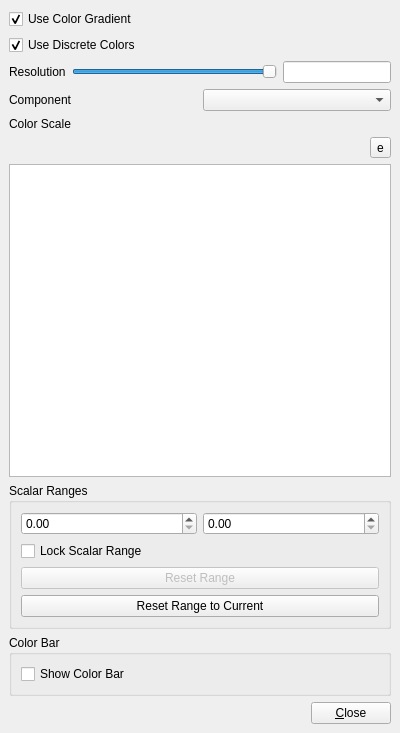
Qt form Qt/Components/Resources/UI/pqColorMapEditor.ui (wildmichael/ParaView3-enhancements-old) before a commit.
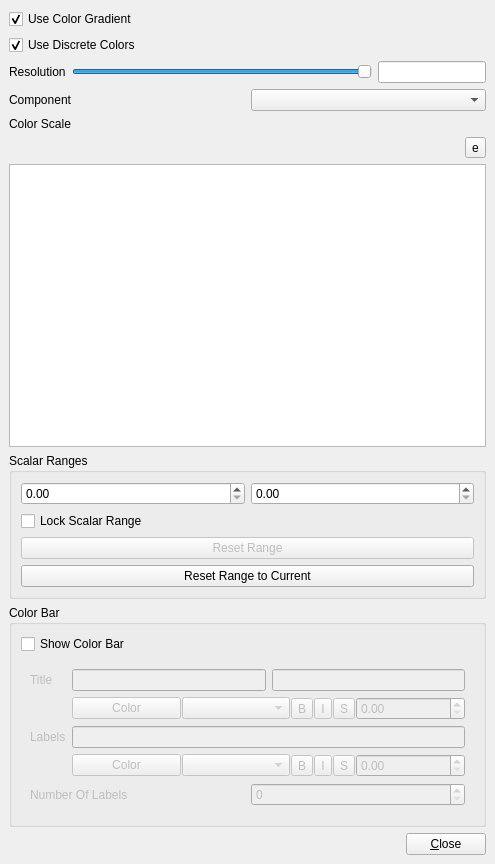
The same form after that commit. Custom widgets are drawn as their Qt base class.

Commit message: ENH: Added editing capability for the scalar bar title/labels.

```diff
--- a/Qt/Components/Resources/UI/pqColorMapEditor.ui
+++ b/Qt/Components/Resources/UI/pqColorMapEditor.ui
@@ -8,8 +8,8 @@
    <rect>
     <x>0</x>
     <y>0</y>
-    <width>400</width>
-    <height>733</height>
+    <width>495</width>
+    <height>864</height>
    </rect>
   </property>
   <property name="windowTitle" >
@@ -270,6 +270,186 @@
         </property>
        </widget>
       </item>
+      <item>
+       <widget class="QFrame" name="ColorBarPropertiesFrame" >
+        <property name="enabled" >
+         <bool>false</bool>
+        </property>
+        <property name="frameShape" >
+         <enum>QFrame::NoFrame</enum>
+        </property>
+        <property name="frameShadow" >
+         <enum>QFrame::Raised</enum>
+        </property>
+        <layout class="QGridLayout" >
+         <property name="margin" >
+          <number>9</number>
+         </property>
+         <property name="spacing" >
+          <number>6</number>
+         </property>
+         <item rowspan="3" row="1" column="0" >
+          <widget class="QLabel" name="label_4" >
+           <property name="text" >
+            <string>Labels</string>
+           </property>
+          </widget>
+         </item>
+         <item row="4" column="0" colspan="2" >
+          <layout class="QHBoxLayout" >
+           <property name="margin" >
+            <number>0</number>
+           </property>
+           <property name="spacing" >
+            <number>6</number>
+           </property>
+           <item>
+            <widget class="QLabel" name="label_5" >
+             <property name="text" >
+              <string>Number Of Labels</string>
+             </property>
+            </widget>
+           </item>
+           <item>
+            <widget class="QSpinBox" name="NumberOfLabels" />
+           </item>
+          </layout>
+         </item>
+         <item row="3" column="1" >
+          <layout class="QHBoxLayout" >
+           <property name="margin" >
+            <number>0</number>
+           </property>
+           <property name="spacing" >
+            <number>1</number>
+           </property>
+           <item>
+            <widget class="pqColorChooserButton" name="LabelColor" >
+             <property name="text" >
+              <string>Color</string>
+             </property>
+            </widget>
+           </item>
+           <item>
+            <widget class="QComboBox" name="LabelFontFamily" />
+           </item>
+           <item>
+            <widget class="QToolButton" name="LabelBold" >
+             <property name="text" >
+              <string>B</string>
+             </property>
+             <property name="checkable" >
+              <bool>true</bool>
+             </property>
+            </widget>
+           </item>
+           <item>
+            <widget class="QToolButton" name="LabelItalic" >
+             <property name="text" >
+              <string>I</string>
+             </property>
+             <property name="checkable" >
+              <bool>true</bool>
+             </property>
+            </widget>
+           </item>
+           <item>
+            <widget class="QToolButton" name="LabelShadow" >
+             <property name="text" >
+              <string>S</string>
+             </property>
+             <property name="checkable" >
+              <bool>true</bool>
+             </property>
+            </widget>
+           </item>
+           <item>
+            <widget class="QDoubleSpinBox" name="LabelOpacity" />
+           </item>
+          </layout>
+         </item>
+         <item row="2" column="1" >
+          <widget class="QLineEdit" name="LabelFormat" />
+         </item>
+         <item row="1" column="1" >
+          <layout class="QHBoxLayout" >
+           <property name="margin" >
+            <number>0</number>
+           </property>
+           <property name="spacing" >
+            <number>1</number>
+           </property>
+           <item>
+            <widget class="pqColorChooserButton" name="TitleColor" >
+             <property name="text" >
+              <string>Color</string>
+             </property>
+            </widget>
+           </item>
+           <item>
+            <widget class="QComboBox" name="TitleFontFamily" />
+           </item>
+           <item>
+            <widget class="QToolButton" name="TitleBold" >
+             <property name="text" >
+              <string>B</string>
+             </property>
+             <property name="checkable" >
+              <bool>true</bool>
+             </property>
+            </widget>
+           </item>
+           <item>
+            <widget class="QToolButton" name="TitleItalic" >
+             <property name="text" >
+              <string>I</string>
+             </property>
+             <property name="checkable" >
+              <bool>true</bool>
+             </property>
+            </widget>
+           </item>
+           <item>
+            <widget class="QToolButton" name="TitleShadow" >
+             <property name="text" >
+              <string>S</string>
+             </property>
+             <property name="checkable" >
+              <bool>true</bool>
+             </property>
+            </widget>
+           </item>
+           <item>
+            <widget class="QDoubleSpinBox" name="TitleOpacity" />
+           </item>
+          </layout>
+         </item>
+         <item row="0" column="1" >
+          <layout class="QHBoxLayout" >
+           <property name="margin" >
+            <number>0</number>
+           </property>
+           <property name="spacing" >
+            <number>6</number>
+           </property>
+           <item>
+            <widget class="QLineEdit" name="TitleName" />
+           </item>
+           <item>
+            <widget class="QLineEdit" name="TitleComponent" />
+           </item>
+          </layout>
+         </item>
+         <item row="0" column="0" >
+          <widget class="QLabel" name="label_3" >
+           <property name="text" >
+            <string>Title</string>
+           </property>
+          </widget>
+         </item>
+        </layout>
+       </widget>
+      </item>
      </layout>
     </widget>
    </item>
@@ -314,6 +494,13 @@
    <container>0</container>
    <pixmap></pixmap>
   </customwidget>
+  <customwidget>
+   <class>pqColorChooserButton</class>
+   <extends>QPushButton</extends>
+   <header>pqColorChooserButton.h</header>
+   <container>0</container>
+   <pixmap></pixmap>
+  </customwidget>
  </customwidgets>
  <tabstops>
   <tabstop>UseDiscreteColors</tabstop>
```
Left out of the diff: 19 changed lines with no effect on the pictures. The commit also changes 3 other files.
